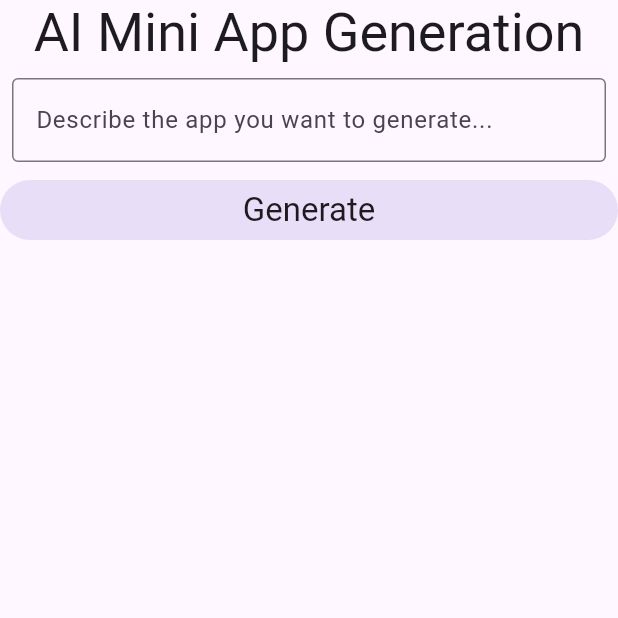
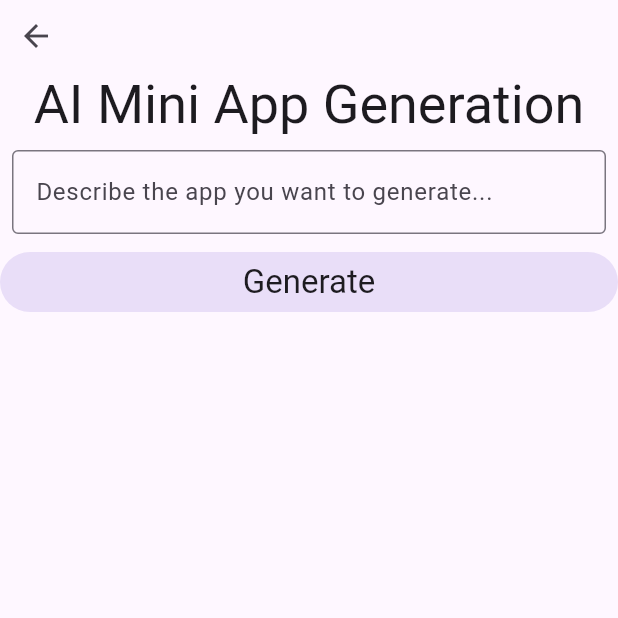
Before and after one commit to Trent-Fellbootman/genie_mvp, a Flutter app: the AIMiniAppGenerationPage screen opened by its route, on a phone screen of 412 x 824 dp, the top half of it. Run offline on Flutter 3.47's test engine with Material 3 defaults, Android fonts, the phone set to English and light mode, and no system bars; our stand-ins replace flutter_markdown, infinite_scroll_pagination, loading_animation_widget.

Commit message:
Add back button to `AIMiniAppGenerationPage`

```diff
--- a/lib/ui/pages/ai_mini_app_generation_page.dart
+++ b/lib/ui/pages/ai_mini_app_generation_page.dart
@@ -6,9 +6,25 @@ class AIMiniAppGenerationPage extends StatelessWidget {
 
   @override
   Widget build(BuildContext context) {
-    return const Scaffold(
+    return Scaffold(
       body: SafeArea(
-        child: AIMiniAppGenerationView(),
+        child: Column(
+          mainAxisSize: MainAxisSize.min,
+          children: [
+            // back bar
+            Container(
+              alignment: Alignment.centerLeft,
+              child: IconButton(
+                icon: const Icon(Icons.arrow_back),
+                onPressed: () {
+                  Navigator.of(context).pop();
+                },
+              ),
+            ),
+            // AI app generation view
+            const Expanded(child: AIMiniAppGenerationView()),
+          ],
+        ),
       ),
     );
   }
```
